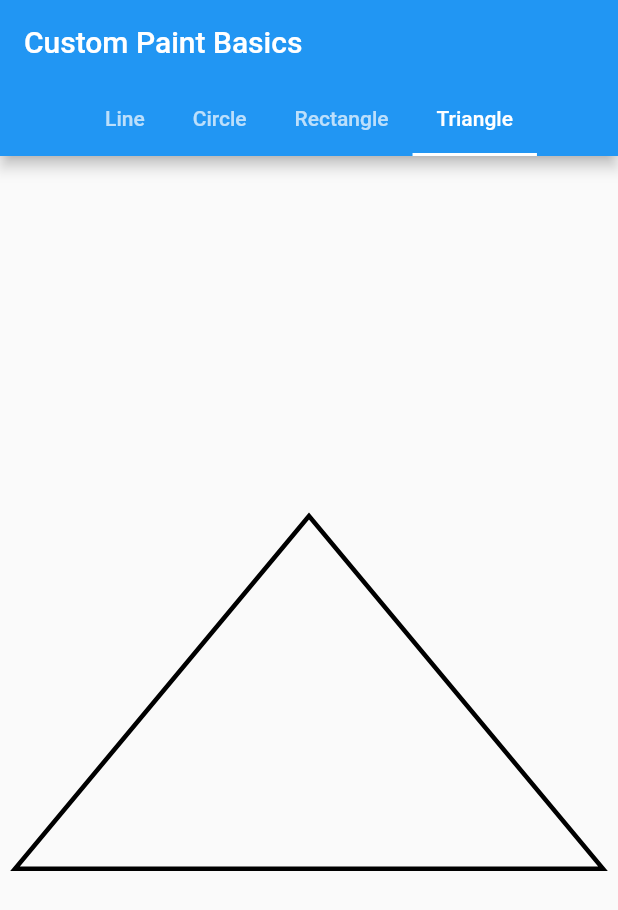
After one commit to 0xharkirat/paint, a Flutter app: the screen it shows after launch, tab 4 chosen, on a phone screen of 412 x 824 dp. The commit adds this screen. Shown: the top 910 px of the screen. Run offline on Flutter 3.47's test engine with Material 2 defaults, Android fonts, the phone set to English and light mode, and no system bars.

Commit message:
triangle

```diff
--- a/lib/pages/homepage.dart
+++ b/lib/pages/homepage.dart
@@ -2,6 +2,7 @@ import 'package:flutter/material.dart';
 import 'package:paint/pages/circle.dart';
 import 'package:paint/pages/line.dart';
 import 'package:paint/pages/rectangle.dart';
+import 'package:paint/pages/triangle.dart';
 
 class HomePage extends StatefulWidget {
   const HomePage({super.key});
@@ -17,6 +18,7 @@ class _HomePageState extends State<HomePage>  with TickerProviderStateMixin {
     'Line',
     'Circle',
     'Rectangle',
+    'Triangle',
 
   ];
 
@@ -24,6 +26,7 @@ class _HomePageState extends State<HomePage>  with TickerProviderStateMixin {
     const LinePage(),
     const CirclePage(),
     const RectanglePage(),
+    const TrianglePage(),
 
 
   ];
--- /dev/null
+++ b/lib/pages/triangle.dart
@@ -0,0 +1,34 @@
+import 'package:flutter/material.dart';
+
+class TrianglePage extends StatelessWidget {
+  const TrianglePage({super.key});
+
+  @override
+  Widget build(BuildContext context) {
+    return CustomPaint(
+      painter: TrianglePainter(),
+      child: Container(),
+    );
+  }
+}
+
+class TrianglePainter extends CustomPainter {
+  @override
+  void paint(Canvas canvas, Size size) {
+    Paint paint = Paint()
+      ..strokeWidth = 3.0
+      ..style = PaintingStyle.stroke;
+
+    Path path = Path();
+
+    path.moveTo(size.width / 2, size.height / 3);
+    path.lineTo(10.0, size.height * 0.66);
+    path.lineTo(size.width - 10.0, size.height * 0.66);
+    path.close();
+
+    canvas.drawPath(path, paint);
+  }
+
+  @override
+  bool shouldRepaint(covariant CustomPainter oldDelegate) => false;
+}
```
